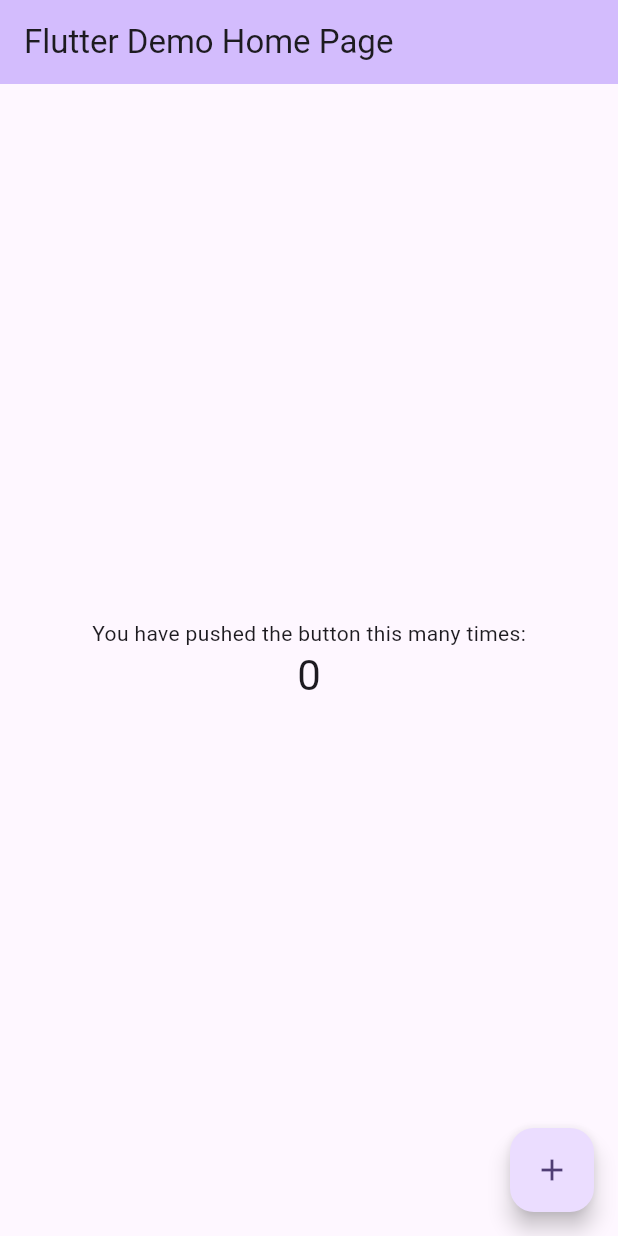
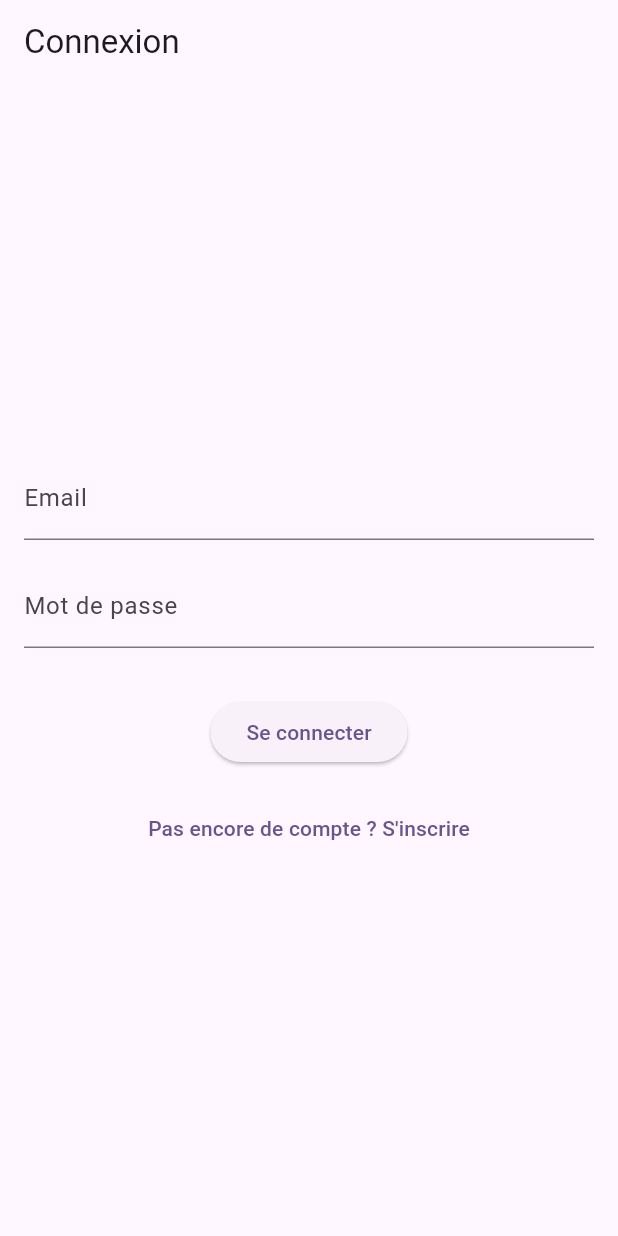
Before and after one commit to Qchiine/ring_sizer, a Flutter app: the screen it shows after launch, on a phone screen of 412 x 824 dp. Run offline on Flutter 3.47's test engine with Material 3 defaults, Android fonts, the phone set to English and light mode, and no system bars.

Commit message:
recrée login & register

```diff
--- /dev/null
+++ b/lib/features/auth/screens/login_screen.dart
@@ -0,0 +1,72 @@
+import 'package:flutter/material.dart';
+import 'package:ring_sizer/features/auth/screens/register_screen.dart';
+
+class LoginScreen extends StatefulWidget {
+  const LoginScreen({super.key});
+
+  @override
+  State<LoginScreen> createState() => _LoginScreenState();
+}
+
+class _LoginScreenState extends State<LoginScreen> {
+  final _emailController = TextEditingController();
+  final _passwordController = TextEditingController();
+
+  @override
+  void dispose() {
+    _emailController.dispose();
+    _passwordController.dispose();
+    super.dispose();
+  }
+
+  @override
+  Widget build(BuildContext context) {
+    return Scaffold(
+      appBar: AppBar(
+        title: const Text('Connexion'),
+      ),
+      body: Padding(
+        padding: const EdgeInsets.all(16.0),
+        child: Column(
+          mainAxisAlignment: MainAxisAlignment.center,
+          children: [
+            TextField(
+              controller: _emailController,
+              decoration: const InputDecoration(
+                labelText: 'Email',
+              ),
+              keyboardType: TextInputType.emailAddress,
+            ),
+            const SizedBox(height: 16),
+            TextField(
+              controller: _passwordController,
+              decoration: const InputDecoration(
+                labelText: 'Mot de passe',
+              ),
+              obscureText: true,
+            ),
+            const SizedBox(height: 32),
+            ElevatedButton(
+              onPressed: () {
+                // TODO: Implémenter la logique de connexion
+                final email = _emailController.text;
+                final password = _passwordController.text;
+                print('Login attempt with: $email and $password');
+              },
+              child: const Text('Se connecter'),
+            ),
+            const SizedBox(height: 16),
+            TextButton(
+              onPressed: () {
+                Navigator.of(context).push(
+                  MaterialPageRoute(builder: (context) => const RegisterScreen()),
+                );
+              },
+              child: const Text('Pas encore de compte ? S\'inscrire'),
+            )
+          ],
+        ),
+      ),
+    );
+  }
+}
--- a/lib/main.dart
+++ b/lib/main.dart
@@ -1,4 +1,5 @@
 import 'package:flutter/material.dart';
+import 'package:ring_sizer/features/auth/screens/login_screen.dart';
 
 void main() {
   runApp(const MyApp());
@@ -7,116 +8,15 @@
 class MyApp extends StatelessWidget {
   const MyApp({super.key});
 
-  // This widget is the root of your application.
   @override
   Widget build(BuildContext context) {
     return MaterialApp(
-      title: 'Flutter Demo',
+      title: 'Ring Sizer',
       theme: ThemeData(
-        // This is the theme of your application.
-        //
-        // TRY THIS: Try running your application with "flutter run". You'll see
-        // the application has a purple toolbar. Then, without quitting the app,
-        // try changing the seedColor in the colorScheme below to Colors.green
-        // and then invoke "hot reload" (save your changes or press the "hot
-        // reload" button in a Flutter-supported IDE, or press "r" if you used
-        // the command line to start the app).
-        //
-        // Notice that the counter didn't reset back to zero; the application
-        // state is not lost during the reload. To reset the state, use hot
-        // restart instead.
-        //
-        // This works for code too, not just values: Most code changes can be
-        // tested with just a hot reload.
         colorScheme: ColorScheme.fromSeed(seedColor: Colors.deepPurple),
+        useMaterial3: true,
       ),
-      home: const MyHomePage(title: 'Flutter Demo Home Page'),
+      home: const LoginScreen(),
     );
   }
 }
-
-class MyHomePage extends StatefulWidget {
-  const MyHomePage({super.key, required this.title});
-
-  // This widget is the home page of your application. It is stateful, meaning
-  // that it has a State object (defined below) that contains fields that affect
-  // how it looks.
-
-  // This class is the configuration for the state. It holds the values (in this
-  // case the title) provided by the parent (in this case the App widget) and
-  // used by the build method of the State. Fields in a Widget subclass are
-  // always marked "final".
-
-  final String title;
-
-  @override
-  State<MyHomePage> createState() => _MyHomePageState();
-}
-
-class _MyHomePageState extends State<MyHomePage> {
-  int _counter = 0;
-
-  void _incrementCounter() {
-    setState(() {
-      // This call to setState tells the Flutter framework that something has
-      // changed in this State, which causes it to rerun the build method below
-      // so that the display can reflect the updated values. If we changed
-      // _counter without calling setState(), then the build method would not be
-      // called again, and so nothing would appear to happen.
-      _counter++;
-    });
-  }
-
-  @override
-  Widget build(BuildContext context) {
-    // This method is rerun every time setState is called, for instance as done
-    // by the _incrementCounter method above.
-    //
-    // The Flutter framework has been optimized to make rerunning build methods
-    // fast, so that you can just rebuild anything that needs updating rather
-    // than having to individually change instances of widgets.
-    return Scaffold(
-      appBar: AppBar(
-        // TRY THIS: Try changing the color here to a specific color (to
-        // Colors.amber, perhaps?) and trigger a hot reload to see the AppBar
-        // change color while the other colors stay the same.
-        backgroundColor: Theme.of(context).colorScheme.inversePrimary,
-        // Here we take the value from the MyHomePage object that was created by
-        // the App.build method, and use it to set our appbar title.
-        title: Text(widget.title),
-      ),
-      body: Center(
-        // Center is a layout widget. It takes a single child and positions it
-        // in the middle of the parent.
-        child: Column(
-          // Column is also a layout widget. It takes a list of children and
-          // arranges them vertically. By default, it sizes itself to fit its
-          // children horizontally, and tries to be as tall as its parent.
-          //
-          // Column has various properties to control how it sizes itself and
-          // how it positions its children. Here we use mainAxisAlignment to
-          // center the children vertically; the main axis here is the vertical
-          // axis because Columns are vertical (the cross axis would be
-          // horizontal).
-          //
-          // TRY THIS: Invoke "debug painting" (choose the "Toggle Debug Paint"
-          // action in the IDE, or press "p" in the console), to see the
-          // wireframe for each widget.
-          mainAxisAlignment: MainAxisAlignment.center,
-          children: <Widget>[
-            const Text('You have pushed the button this many times:'),
-            Text(
-              '$_counter',
-              style: Theme.of(context).textTheme.headlineMedium,
-            ),
-          ],
-        ),
-      ),
-      floatingActionButton: FloatingActionButton(
-        onPressed: _incrementCounter,
-        tooltip: 'Increment',
-        child: const Icon(Icons.add),
-      ), // This trailing comma makes auto-formatting nicer for build methods.
-    );
-  }
-}
```
Also changed, not shown: lib/features/auth/screens/register_screen.dart (added, +72 -0 lines).
